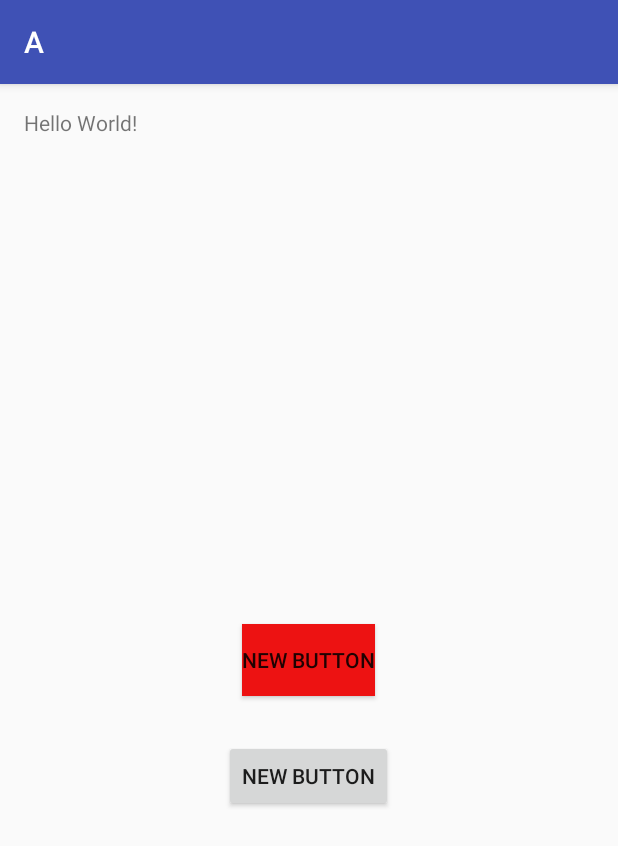
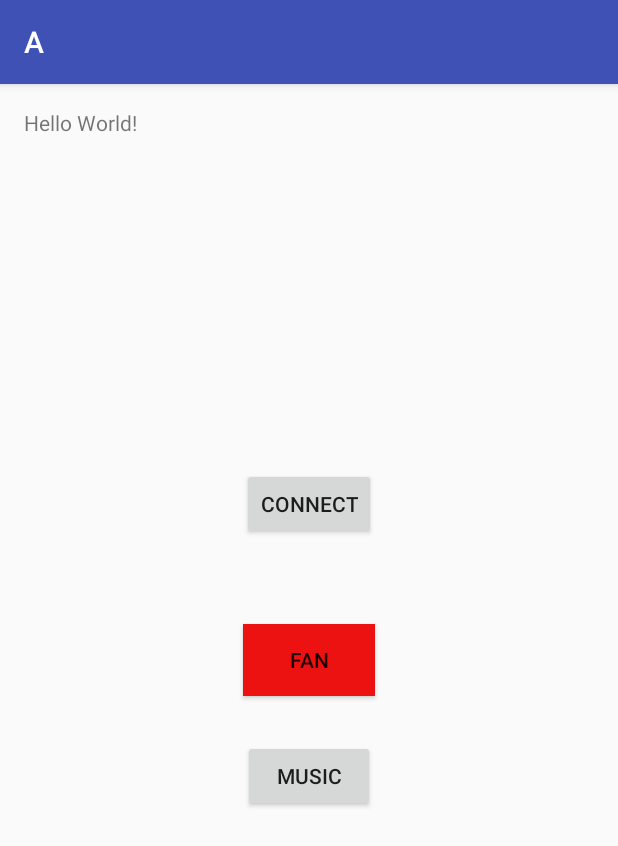
Before and after one commit to EdgarLGB/arduino, an Android app: the screen it shows after launch (MainActivity), on a phone screen of 412 x 824 dp. Shown: the top 846 px of the screen. Run offline under Robolectric (Android 15) with nearby library versions, the phone set to English and light mode, and no system bars.

Commit message:
android update

```diff
--- a/A/app/src/main/java/com/example/edgar/a/MainActivity.java
+++ b/A/app/src/main/java/com/example/edgar/a/MainActivity.java
@@ -23,10 +23,11 @@ public class MainActivity extends AppCompatActivity {
 
     private Button button1;
     private Button button2;
+    private Button button3;
     private Socket socket;
     private PrintWriter writer;
-    private static final String SERVER_IP = "192.168.4.100";
-    private static final int PORT = 1234;
+    private static final String SERVER_IP = "192.168.4.1";
+    private static final int PORT = 80;
 
     private int counter = 0;
     private CountDownTimer timer;
@@ -39,11 +40,11 @@ public class MainActivity extends AppCompatActivity {
         super.onCreate(savedInstanceState);
         setContentView(R.layout.activity_main);
 
-        //start the thread for socket
-        Executors.newSingleThreadExecutor().submit(new ArduinoThread());
+
 
         button1 = (Button) findViewById(R.id.button);
         button2 = (Button) findViewById(R.id.button2);
+        button3 = (Button) findViewById(R.id.button3);
 
         player = MediaPlayer.create(this, R.raw.romance);
 
@@ -63,7 +64,11 @@ public class MainActivity extends AppCompatActivity {
 
                         @Override
                         public void onFinish() {
-                            writer.println("fan " + counter);
+                            if (writer == null) {
+                                Log.d("info", "null");
+                                return;
+                            }
+                            writer.println(counter);
                             Log.d("info", "fan " + counter);
                             //reset the counter to 0
                             counter = 0;
@@ -85,6 +90,13 @@ public class MainActivity extends AppCompatActivity {
                 } else {
                     player.start();
                 }
+            }
+        });
+        button3.setOnClickListener(new View.OnClickListener() {
+            @Override
+            public void onClick(View v) {
+                //start the thread for socket
+                Executors.newSingleThreadExecutor().submit(new ArduinoThread());
             }
         });
     }
--- a/A/app/src/main/res/layout/activity_main.xml
+++ b/A/app/src/main/res/layout/activity_main.xml
@@ -17,7 +17,7 @@
     <Button
         android:layout_width="wrap_content"
         android:layout_height="wrap_content"
-        android:text="New Button"
+        android:text="Fan"
         android:id="@+id/button"
         android:layout_centerVertical="true"
         android:layout_centerHorizontal="true"
@@ -26,9 +26,18 @@
     <Button
         android:layout_width="wrap_content"
         android:layout_height="wrap_content"
-        android:text="New Button"
+        android:text="Music"
         android:id="@+id/button2"
         android:layout_marginTop="29dp"
         android:layout_below="@+id/button"
         android:layout_centerHorizontal="true" />
+
+    <Button
+        android:layout_width="wrap_content"
+        android:layout_height="wrap_content"
+        android:text="connect"
+        android:id="@+id/button3"
+        android:layout_above="@+id/button"
+        android:layout_centerHorizontal="true"
+        android:layout_marginBottom="56dp" />
 </RelativeLayout>
```
